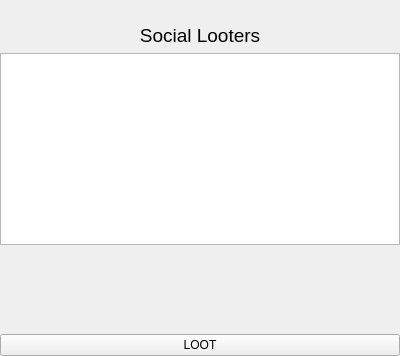
The window that assets/ui/SocialLooterWidget.ui (wongselent/wml) describes before a commit, drawn with Qt 5.
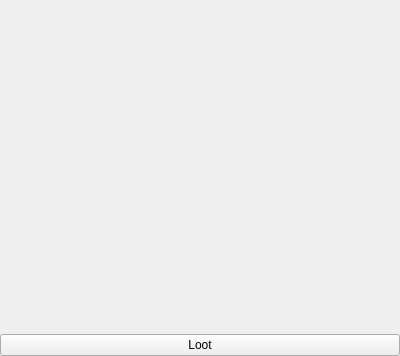
The same window after the commit.

Diff of the .ui file:
```diff
--- a/assets/ui/SocialLooterWidget.ui
+++ b/assets/ui/SocialLooterWidget.ui
@@ -37,25 +37,6 @@
      <layout class="QVBoxLayout" name="social_form_layout"/>
     </widget>
    </item>
-   <item>
-    <widget class="QLabel" name="label">
-     <property name="font">
-      <font>
-       <family>Ubuntu</family>
-       <pointsize>14</pointsize>
-      </font>
-     </property>
-     <property name="text">
-      <string>Social Looters</string>
-     </property>
-     <property name="alignment">
-      <set>Qt::AlignCenter</set>
-     </property>
-    </widget>
-   </item>
-   <item>
-    <widget class="QListWidget" name="social_looter_list"/>
-   </item>
    <item>
     <spacer name="verticalSpacer">
      <property name="orientation">
@@ -74,7 +55,7 @@
      <item>
       <widget class="QPushButton" name="loot_button">
        <property name="text">
-        <string>LOOT</string>
+        <string>Loot</string>
        </property>
       </widget>
      </item>
```
